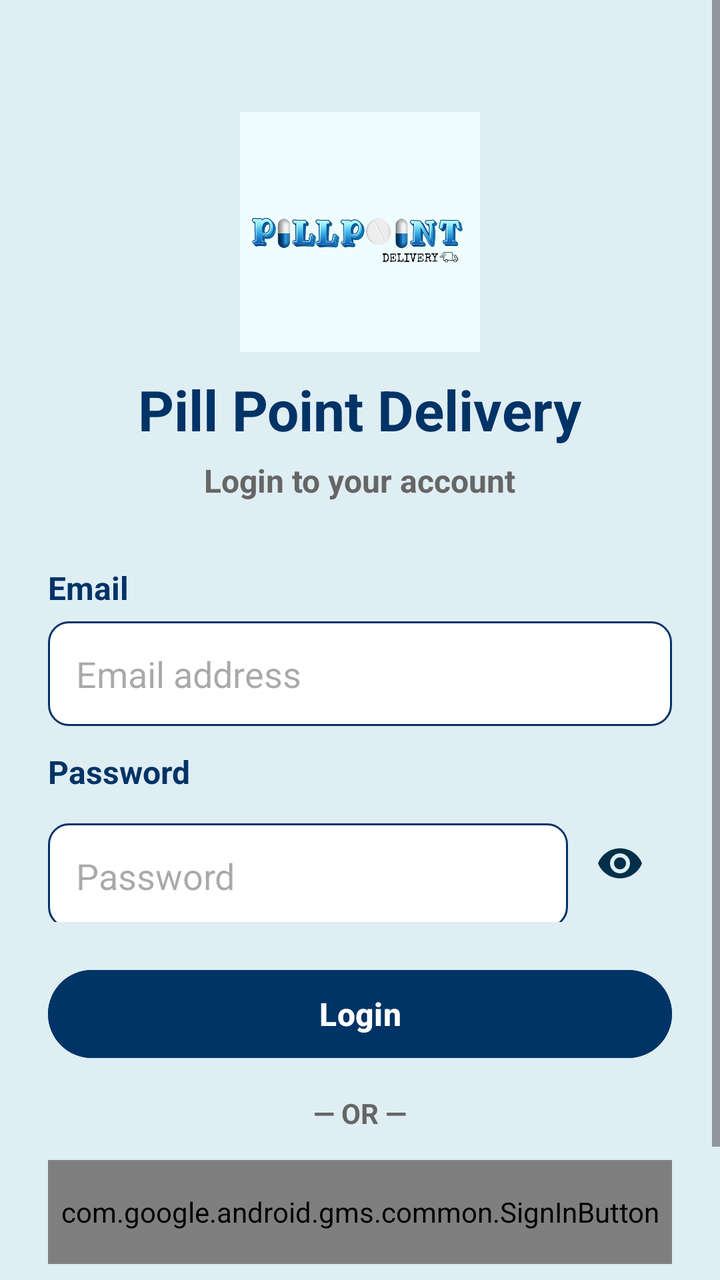
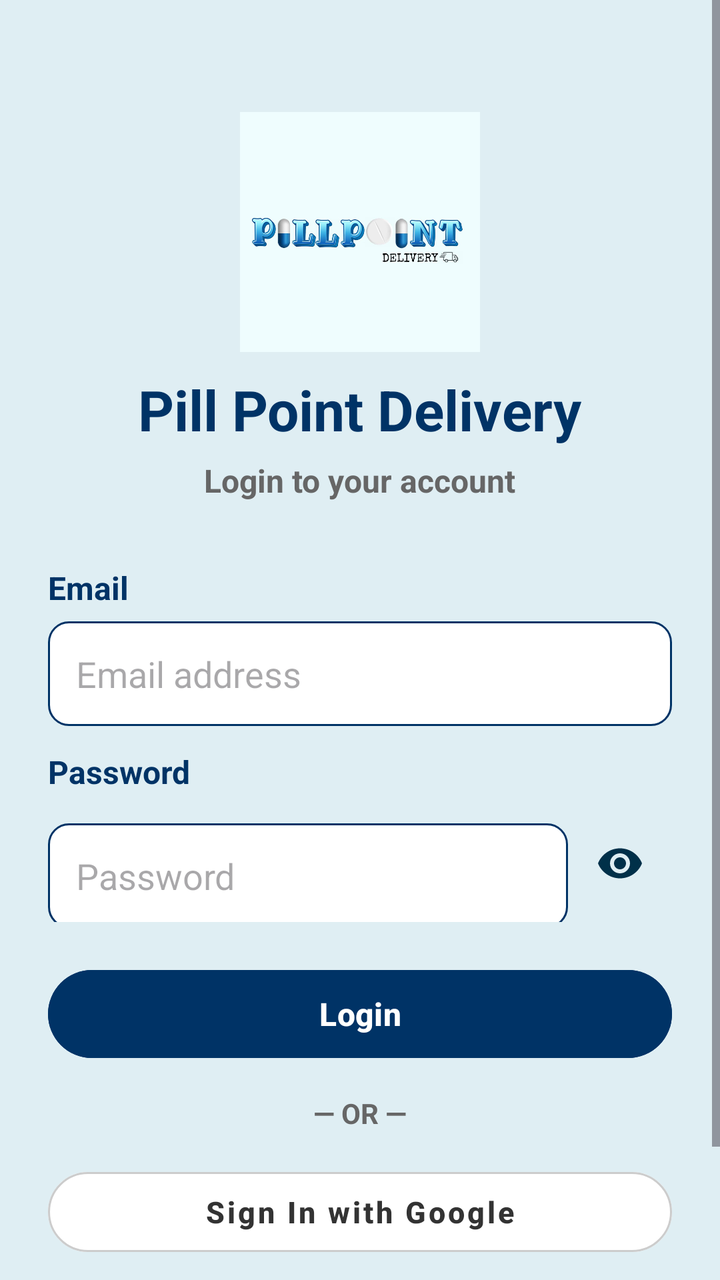

An Android layout rendered at two revisions. The XML below is the earlier revision; the diff shows what the commit changed to produce the second picture.
<!-- AndroidManifest.xml: application theme Theme.Pillpoint -->
<!-- res/layout/activity_login.xml -->
<?xml version="1.0" encoding="utf-8"?>
<ScrollView
    xmlns:android="http://schemas.android.com/apk/res/android"
    xmlns:app="http://schemas.android.com/apk/res-auto"
    xmlns:tools="http://schemas.android.com/tools"
    android:id="@+id/main"
    android:layout_width="match_parent"
    android:layout_height="match_parent"
    android:background="#DFEEF3"
    android:fillViewport="true"
    tools:context=".Login">

    <LinearLayout
        android:layout_width="match_parent"
        android:layout_height="wrap_content"
        android:orientation="vertical"
        android:gravity="center_horizontal"
        android:padding="24dp">

        
        <ImageView
            android:id="@+id/imgLogo"
            android:layout_width="120dp"
            android:layout_height="120dp"
            android:layout_marginTop="32dp"
            android:src="@drawable/logo"
            android:contentDescription="Pill Point Delivery logo" />

        
        <TextView
            android:layout_width="wrap_content"
            android:layout_height="wrap_content"
            android:layout_marginTop="10dp"
            android:text="Pill Point Delivery"
            android:textColor="@color/dark_blue"
            android:textSize="28sp"
            android:textStyle="bold" />

        
        <TextView
            android:layout_width="wrap_content"
            android:layout_height="wrap_content"
            android:layout_marginTop="6dp"
            android:layout_marginBottom="20dp"
            android:text="Login to your account"
            android:textColor="#666666"
            android:textSize="16sp"
            android:textStyle="bold" />

        
        <TextView
            android:layout_width="wrap_content"
            android:layout_height="wrap_content"
            android:layout_gravity="start"
            android:layout_marginTop="12dp"
            android:text="Email"
            android:textColor="@color/dark_blue"
            android:textSize="16sp"
            android:textStyle="bold" />

        <EditText
            android:id="@+id/etEmail"
            android:layout_width="match_parent"
            android:layout_height="wrap_content"
            android:layout_marginTop="6dp"
            android:autofillHints="emailAddress"
            android:background="@drawable/edit_text_background"
            android:hint="Email address"
            android:inputType="textEmailAddress"
            android:minHeight="50dp"
            android:padding="14dp" />

        
        <TextView
            android:layout_width="wrap_content"
            android:layout_height="wrap_content"
            android:layout_gravity="start"
            android:layout_marginTop="12dp"
            android:text="Password"
            android:textColor="@color/dark_blue"
            android:textSize="16sp"
            android:textStyle="bold" />

        <LinearLayout
            android:layout_width="match_parent"
            android:layout_height="wrap_content"
            android:orientation="horizontal"
            android:gravity="center_vertical"
            android:layout_marginTop="6dp">

        <EditText
            android:id="@+id/etPassword"
            android:layout_width="0dp"
            android:layout_height="wrap_content"
            android:layout_marginTop="6dp"
            android:autofillHints="password"
            android:background="@drawable/edit_text_background"
            android:hint="Password"
            android:inputType="textPassword"
            android:minHeight="50dp"
            android:padding="14dp"
            android:layout_weight="1" />

        <ImageButton
            android:id="@+id/btnTogglePassword"
            android:layout_width="52dp"
            android:layout_height="50dp"
            android:background="@android:color/transparent"
            android:contentDescription="Show password"
            android:src="@drawable/ic_visibility" />
        </LinearLayout>

        
        <Button
            android:id="@+id/btnLogin"
            android:layout_width="match_parent"
            android:layout_height="wrap_content"
            android:layout_marginTop="20dp"
            android:backgroundTint="@color/dark_blue"
            android:minHeight="52dp"
            android:text="Login"
            android:textAllCaps="false"
            android:textColor="@android:color/white"
            android:textSize="16sp"
            android:textStyle="bold" />

        
        <TextView
            android:layout_width="wrap_content"
            android:layout_height="wrap_content"
            android:layout_marginVertical="14dp"
            android:text="— OR —"
            android:textColor="#666666"
            android:textSize="14sp"
            android:textStyle="bold" />

        
        <com.google.android.gms.common.SignInButton
            android:id="@+id/btnGoogleSignIn"
            android:layout_width="match_parent"
            android:layout_height="52dp" />

        
        <TextView
            android:id="@+id/tvSignup"
            android:layout_width="wrap_content"
            android:layout_height="wrap_content"
            android:layout_marginTop="18dp"
            android:padding="10dp"
            android:text="Don't have an account? Sign Up"
            android:textColor="@color/dark_blue"
            android:textSize="15sp"
            android:textStyle="bold"
            android:clickable="true"
            android:focusable="true" />

    </LinearLayout>

</ScrollView>
<!-- resources referenced by this layout -->
<resources>
  <color name="dark_blue">#003366</color>
  <!-- drawable edit_text_background (drawable) -->
  <?xml version="1.0" encoding="utf-8"?>
  <shape xmlns:android="http://schemas.android.com/apk/res/android">
  
      <solid android:color="#FFFFFF"/>
  
      <stroke
          android:width="1dp"
          android:color="@color/dark_blue"/>
  
      <corners android:radius="10dp"/>
  
      <padding
          android:left="10dp"
          android:right="10dp"
          android:top="10dp"
          android:bottom="10dp"/>
  
  
  </shape>
  <!-- drawable ic_visibility (drawable) -->
  <vector xmlns:android="http://schemas.android.com/apk/res/android" android:width="24dp" android:height="24dp" android:viewportWidth="24" android:viewportHeight="24">
      <path android:fillColor="#003049" android:pathData="M12,4.5C7,4.5 2.73,7.61 1,12c1.73,4.39 6,7.5 11,7.5s9.27,-3.11 11,-7.5C21.27,7.61 17,4.5 12,4.5zM12,17c-2.76,0 -5,-2.24 -5,-5s2.24,-5 5,-5 5,2.24 5,5 -2.24,5 -5,5zM12,9c-1.66,0 -3,1.34 -3,3s1.34,3 3,3 3,-1.34 3,-3 -1.34,-3 -3,-3z"/>
  </vector>
  <!-- drawable logo: jpg bitmap (drawable, 45738 bytes) -->
  <style name="Theme.Pillpoint" parent="Base.Theme.Pillpoint" />
  <style name="Base.Theme.Pillpoint" parent="Theme.Material3.Light.NoActionBar">
          
  
          
  
          <item name="colorPrimary">@color/blue</item>
          <item name="colorOnPrimary">@color/white</item>
  
          <item name="colorSecondary">@color/red</item>
          <item name="colorOnSecondary">@color/white</item>
  
          <item name="android:statusBarColor">@color/dark_blue</item>
          <item name="android:navigationBarColor">@color/blue</item>
      </style>
  <color name="blue">#0D6EFD</color>
  <color name="white">#FFFFFFFF</color>
  <color name="red">#FF0000</color>
</resources>

<!-- the commit's change to res/layout/activity_login.xml (unified diff, before → after) -->
@@ -88,26 +88,26 @@
             android:gravity="center_vertical"
             android:layout_marginTop="6dp">
 
-        <EditText
-            android:id="@+id/etPassword"
-            android:layout_width="0dp"
-            android:layout_height="wrap_content"
-            android:layout_marginTop="6dp"
-            android:autofillHints="password"
-            android:background="@drawable/edit_text_background"
-            android:hint="Password"
-            android:inputType="textPassword"
-            android:minHeight="50dp"
-            android:padding="14dp"
-            android:layout_weight="1" />
+            <EditText
+                android:id="@+id/etPassword"
+                android:layout_width="0dp"
+                android:layout_height="wrap_content"
+                android:layout_marginTop="6dp"
+                android:autofillHints="password"
+                android:background="@drawable/edit_text_background"
+                android:hint="Password"
+                android:inputType="textPassword"
+                android:minHeight="50dp"
+                android:padding="14dp"
+                android:layout_weight="1" />
 
-        <ImageButton
-            android:id="@+id/btnTogglePassword"
-            android:layout_width="52dp"
-            android:layout_height="50dp"
-            android:background="@android:color/transparent"
-            android:contentDescription="Show password"
-            android:src="@drawable/ic_visibility" />
+            <ImageButton
+                android:id="@+id/btnTogglePassword"
+                android:layout_width="52dp"
+                android:layout_height="50dp"
+                android:background="@android:color/transparent"
+                android:contentDescription="Show password"
+                android:src="@drawable/ic_visibility" />
         </LinearLayout>
 
         
@@ -135,24 +135,36 @@
             android:textStyle="bold" />
 
         
-        <com.google.android.gms.common.SignInButton
+        <com.google.android.material.button.MaterialButton
             android:id="@+id/btnGoogleSignIn"
+            style="@style/Widget.MaterialComponents.Button.OutlinedButton"
             android:layout_width="match_parent"
-            android:layout_height="52dp" />
+            android:layout_height="52dp"
+            android:backgroundTint="@android:color/white"
+            android:text="Sign In with Google"
+            android:textAllCaps="false"
+            android:textColor="#333333"
+            android:textSize="15sp"
+            android:textStyle="bold"
+            app:cornerRadius="26dp"
+            app:iconGravity="textStart"
+            app:iconPadding="12dp"
+            app:iconTint="@null"
+            app:strokeColor="#CCCCCC"
+            app:strokeWidth="1dp" />
 
         
         <TextView
-            android:id="@+id/tvSignup"
             android:layout_width="wrap_content"
             android:layout_height="wrap_content"
             android:layout_marginTop="18dp"
+            android:clickable="true"
+            android:focusable="true"
             android:padding="10dp"
             android:text="Don't have an account? Sign Up"
             android:textColor="@color/dark_blue"
             android:textSize="15sp"
-            android:textStyle="bold"
-            android:clickable="true"
-            android:focusable="true" />
+            android:textStyle="bold" />
 
     </LinearLayout>
 
